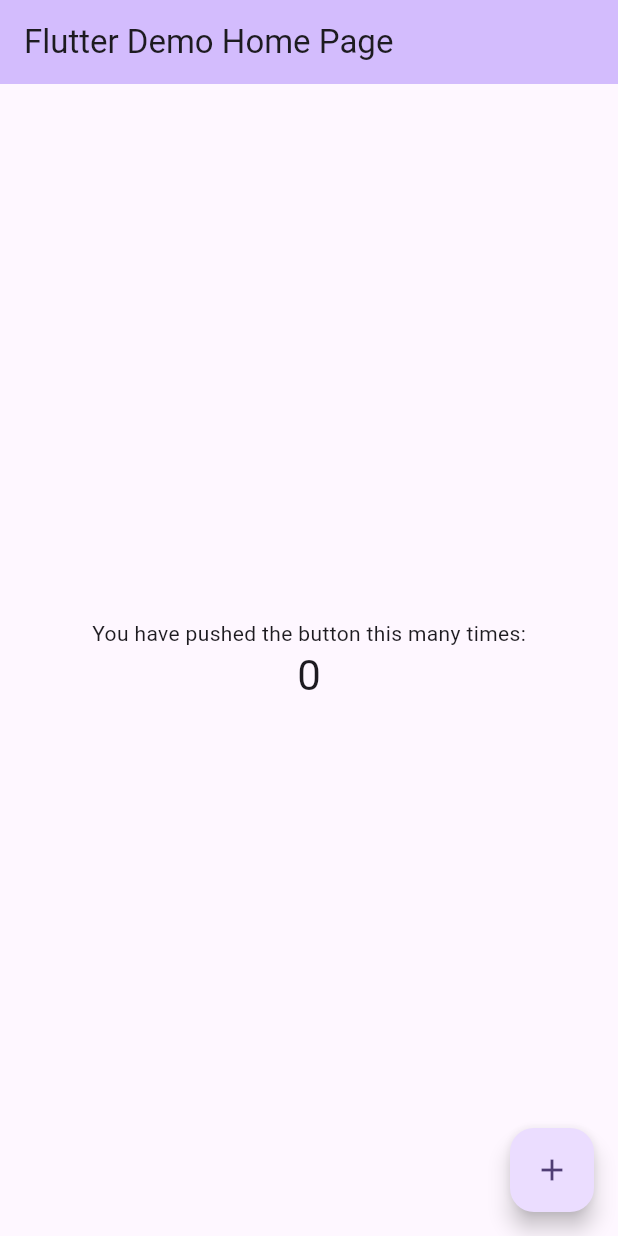
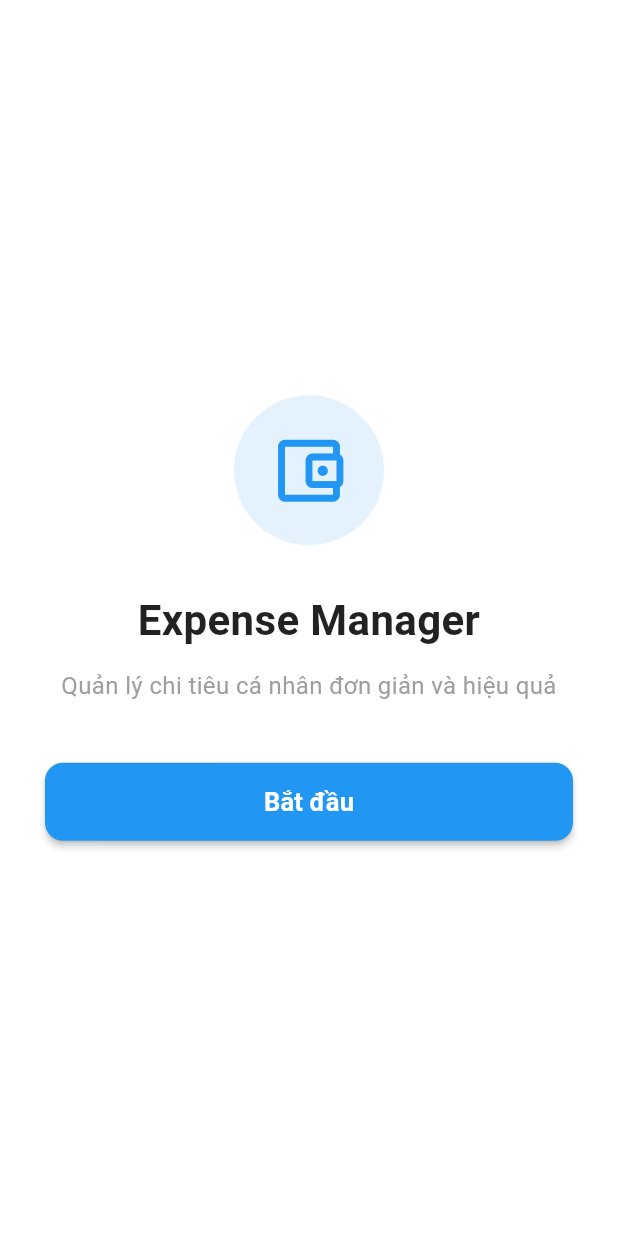
Before and after one commit to ntcnhukhmt2411018-source/khmt2411018_NgoThiCamNhu_casestudy1, a Flutter app: the screen it shows after launch, on a phone screen of 412 x 824 dp. Run offline on Flutter 3.47's test engine with Material 3 defaults, Android fonts, the phone set to English and light mode, and no system bars.

Commit message:
UI Buoi 2

```diff
--- a/lib/main.dart
+++ b/lib/main.dart
@@ -1,121 +1,111 @@
 import 'package:flutter/material.dart';
 
 void main() {
-  runApp(const MyApp());
+  runApp(const ExpenseManagerApp());
 }
 
-class MyApp extends StatelessWidget {
-  const MyApp({super.key});
+class ExpenseManagerApp extends StatelessWidget {
+  const ExpenseManagerApp({super.key});
 
-  // This widget is the root of your application.
   @override
   Widget build(BuildContext context) {
     return MaterialApp(
-      title: 'Flutter Demo',
+      debugShowCheckedModeBanner: false,
+      title: 'Expense Manager',
       theme: ThemeData(
-        // This is the theme of your application.
-        //
-        // TRY THIS: Try running your application with "flutter run". You'll see
-        // the application has a purple toolbar. Then, without quitting the app,
-        // try changing the seedColor in the colorScheme below to Colors.green
-        // and then invoke "hot reload" (save your changes or press the "hot
-        // reload" button in a Flutter-supported IDE, or press "r" if you used
-        // the command line to start the app).
-        //
-        // Notice that the counter didn't reset back to zero; the application
-        // state is not lost during the reload. To reset the state, use hot
-        // restart instead.
-        //
-        // This works for code too, not just values: Most code changes can be
-        // tested with just a hot reload.
-        colorScheme: .fromSeed(seedColor: Colors.deepPurple),
+        colorScheme: ColorScheme.fromSeed(
+          seedColor: Colors.blue,
+        ),
+        useMaterial3: true,
       ),
-      home: const MyHomePage(title: 'Flutter Demo Home Page'),
+      home: const WelcomePage(),
     );
   }
 }
 
-class MyHomePage extends StatefulWidget {
-  const MyHomePage({super.key, required this.title});
-
-  // This widget is the home page of your application. It is stateful, meaning
-  // that it has a State object (defined below) that contains fields that affect
-  // how it looks.
-
-  // This class is the configuration for the state. It holds the values (in this
-  // case the title) provided by the parent (in this case the App widget) and
-  // used by the build method of the State. Fields in a Widget subclass are
-  // always marked "final".
-
-  final String title;
-
-  @override
-  State<MyHomePage> createState() => _MyHomePageState();
-}
-
-class _MyHomePageState extends State<MyHomePage> {
-  int _counter = 0;
-
-  void _incrementCounter() {
-    setState(() {
-      // This call to setState tells the Flutter framework that something has
-      // changed in this State, which causes it to rerun the build method below
-      // so that the display can reflect the updated values. If we changed
-      // _counter without calling setState(), then the build method would not be
-      // called again, and so nothing would appear to happen.
-      _counter++;
-    });
-  }
+class WelcomePage extends StatelessWidget {
+  const WelcomePage({super.key});
 
   @override
   Widget build(BuildContext context) {
-    // This method is rerun every time setState is called, for instance as done
-    // by the _incrementCounter method above.
-    //
-    // The Flutter framework has been optimized to make rerunning build methods
-    // fast, so that you can just rebuild anything that needs updating rather
-    // than having to individually change instances of widgets.
     return Scaffold(
-      appBar: AppBar(
-        // TRY THIS: Try changing the color here to a specific color (to
-        // Colors.amber, perhaps?) and trigger a hot reload to see the AppBar
-        // change color while the other colors stay the same.
-        backgroundColor: Theme.of(context).colorScheme.inversePrimary,
-        // Here we take the value from the MyHomePage object that was created by
-        // the App.build method, and use it to set our appbar title.
-        title: Text(widget.title),
-      ),
-      body: Center(
-        // Center is a layout widget. It takes a single child and positions it
-        // in the middle of the parent.
-        child: Column(
-          // Column is also a layout widget. It takes a list of children and
-          // arranges them vertically. By default, it sizes itself to fit its
-          // children horizontally, and tries to be as tall as its parent.
-          //
-          // Column has various properties to control how it sizes itself and
-          // how it positions its children. Here we use mainAxisAlignment to
-          // center the children vertically; the main axis here is the vertical
-          // axis because Columns are vertical (the cross axis would be
-          // horizontal).
-          //
-          // TRY THIS: Invoke "debug painting" (choose the "Toggle Debug Paint"
-          // action in the IDE, or press "p" in the console), to see the
-          // wireframe for each widget.
-          mainAxisAlignment: .center,
-          children: [
-            const Text('You have pushed the button this many times:'),
-            Text(
-              '$_counter',
-              style: Theme.of(context).textTheme.headlineMedium,
+      backgroundColor: Colors.white,
+      body: SafeArea(
+        child: Center(
+          child: Padding(
+            padding: const EdgeInsets.symmetric(horizontal: 30),
+            child: Column(
+              mainAxisAlignment: MainAxisAlignment.center,
+              children: [
+                // Icon ví tiền
+                Container(
+                  width: 100,
+                  height: 100,
+                  decoration: BoxDecoration(
+                    color: Colors.blue.shade50,
+                    shape: BoxShape.circle,
+                  ),
+                  child: Icon(
+                    Icons.account_balance_wallet_outlined,
+                    size: 55,
+                    color: Colors.blue,
+                  ),
+                ),
+
+                const SizedBox(height: 30),
+
+                // Tiêu đề
+                const Text(
+                  'Expense Manager',
+                  textAlign: TextAlign.center,
+                  style: TextStyle(
+                    fontSize: 28,
+                    fontWeight: FontWeight.bold,
+                    color: Colors.black87,
+                  ),
+                ),
+
+                const SizedBox(height: 12),
+
+                // Nội dung mô tả
+                const Text(
+                  'Quản lý chi tiêu cá nhân đơn giản và hiệu quả',
+                  textAlign: TextAlign.center,
+                  style: TextStyle(
+                    fontSize: 16,
+                    color: Colors.grey,
+                  ),
+                ),
+
+                const SizedBox(height: 40),
+
+                // Nút Bắt đầu
+                SizedBox(
+                  width: double.infinity,
+                  height: 52,
+                  child: ElevatedButton(
+                    onPressed: () {},
+                    style: ElevatedButton.styleFrom(
+                      backgroundColor: Colors.blue,
+                      foregroundColor: Colors.white,
+                      elevation: 2,
+                      shape: RoundedRectangleBorder(
+                        borderRadius: BorderRadius.circular(12),
+                      ),
+                    ),
+                    child: const Text(
+                      'Bắt đầu',
+                      style: TextStyle(
+                        fontSize: 17,
+                        fontWeight: FontWeight.bold,
+                      ),
+                    ),
+                  ),
+                ),
+              ],
             ),
-          ],
+          ),
         ),
-      ),
-      floatingActionButton: FloatingActionButton(
-        onPressed: _incrementCounter,
-        tooltip: 'Increment',
-        child: const Icon(Icons.add),
       ),
     );
   }
```
